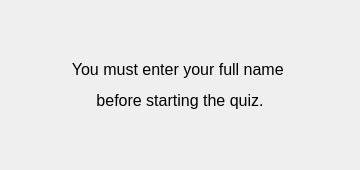
rareseanu/proiect-pa, file QuestionnaireGUI/EmptyNameDialog.ui: the form before one commit.
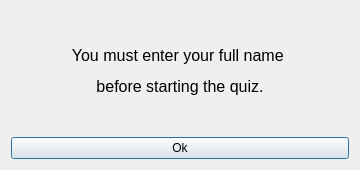
The form after the commit. Icons and pictures are not drawn.

Commit message: UPDATE: Linked the no name dialog to the rest of the GUI.

What changed in the file:
```diff
--- a/QuestionnaireGUI/EmptyNameDialog.ui
+++ b/QuestionnaireGUI/EmptyNameDialog.ui
@@ -37,6 +37,13 @@
      </property>
     </widget>
    </item>
+   <item row="2" column="0">
+    <widget class="QPushButton" name="pushButton">
+     <property name="text">
+      <string>Ok</string>
+     </property>
+    </widget>
+   </item>
   </layout>
  </widget>
  <resources/>
```
Left out of the diff: 22 changed lines with no effect on the pictures. The commit also changes 5 other files.
